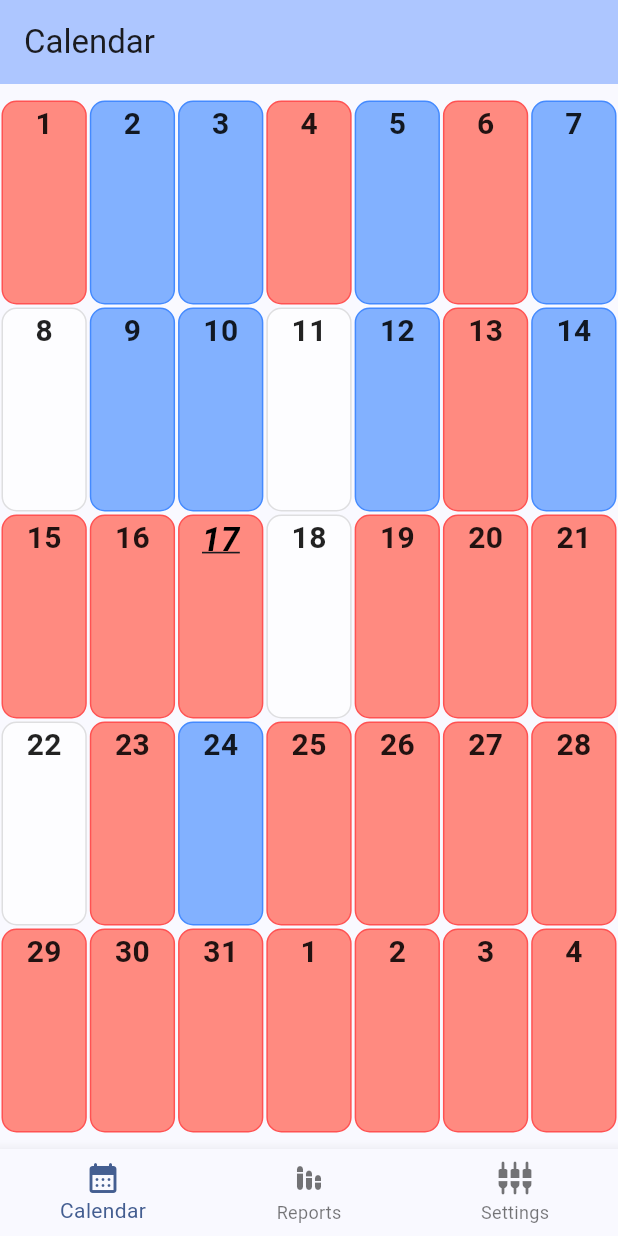
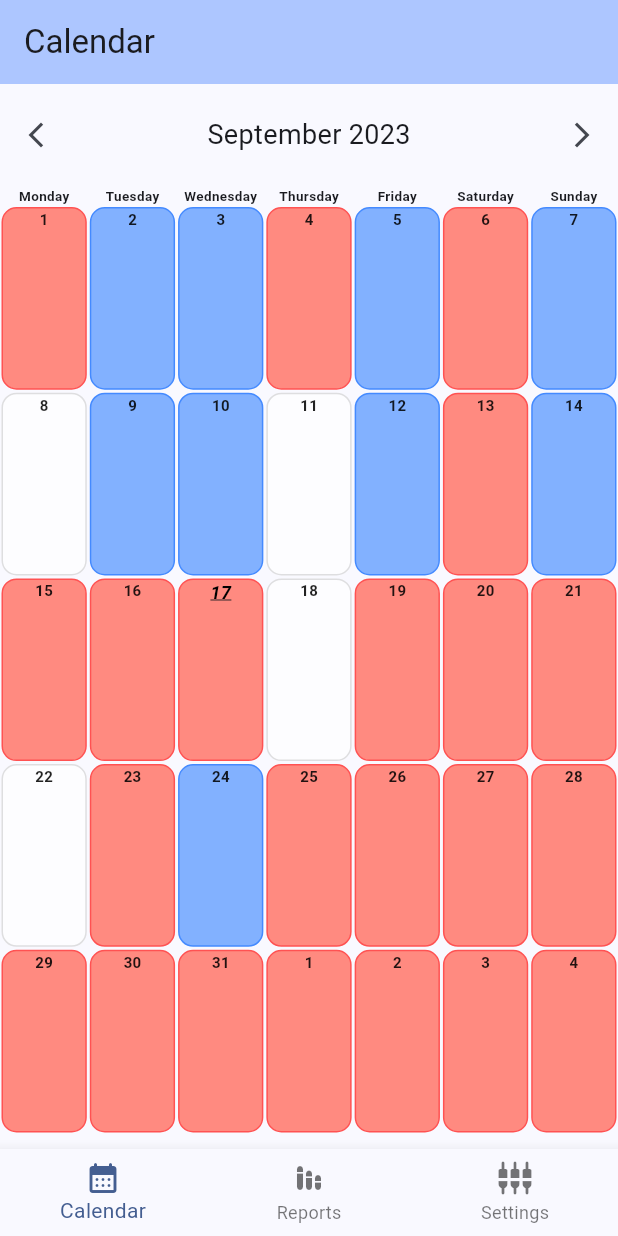
Before and after one commit to fmolina199/office-tracker, a Flutter app: the screen it shows after launch, on a phone screen of 412 x 824 dp. Run offline on Flutter 3.47's test engine with Material 3 defaults, Android fonts, the phone set to English and light mode, and no system bars; our stand-ins replace flutter_local_notifications, geolocator, logger.

Commit message:
Calendar - WeekDayRow

```diff
--- a/lib/screens/calendar_screen.dart
+++ b/lib/screens/calendar_screen.dart
@@ -1,7 +1,12 @@
+import 'dart:math' as math;
+
 import 'package:flutter/material.dart';
+import 'package:office_tracker/constants/colors.dart';
 import 'package:office_tracker/constants/sizes.dart';
 import 'package:office_tracker/widgets/calendar/model/presence_options.dart';
+import 'package:office_tracker/widgets/calendar/widgets/week_days_row.dart';
 import 'package:office_tracker/widgets/calendar/widgets/calendar_tile.dart';
+
 
 class CalendarScreen extends StatefulWidget {
   const CalendarScreen({super.key});
@@ -22,6 +27,25 @@ class _CalendarScreenState extends State<CalendarScreen> {
         padding: const EdgeInsets.symmetric(vertical: formHorizontalPadding),
         child: Column(
           children: [
+            Row(
+              children: [
+                IconButton(
+                  icon: Icon(Icons.arrow_back_ios_new_outlined, size: 20,),
+                  onPressed: () {},
+                ),
+                Expanded(child: Center(child: Text('September 2023', style: TextStyle(fontSize: 18),),)),
+                IconButton(
+                  icon: Icon(Icons.arrow_forward_ios_outlined, size: 20,),
+                  onPressed: () {},
+                ),
+              ],
+            ),
+            Row(
+              children: [
+                Expanded(child: Container(height: formHorizontalPadding)),
+              ],
+            ),
+            WeekDaysRow(firstWeekDay: 1),
             Expanded(
               child: Row(
                 children: [
--- a/lib/screens/settings_screen.dart
+++ b/lib/screens/settings_screen.dart
@@ -42,6 +42,7 @@ class _SettingsScreenState extends State<SettingsScreen> {
                 initialSelection: calendarFirstWeekDay,
                 menuEntries: weekDays
             ),
+            //TODO add option to select which days of the week someone is off (default to sat and sun)
           ],
         ),
       ),
--- a/lib/widgets/calendar/widgets/calendar_tile.dart
+++ b/lib/widgets/calendar/widgets/calendar_tile.dart
@@ -33,7 +33,7 @@ class CalendarTile extends StatelessWidget {
               Text(
                 text,
                 style: TextStyle(
-                  fontSize: (isToday) ? 22 : 20,
+                  fontSize: (isToday) ? 12 : 10,
                   fontWeight: FontWeight.bold,
                   fontStyle: (isToday) ? FontStyle.italic : null,
                   decoration: (isToday) ? TextDecoration.underline : null,
--- /dev/null
+++ b/lib/widgets/calendar/widgets/week_day_label.dart
@@ -0,0 +1,25 @@
+import 'package:flutter/material.dart';
+
+class WeekDayLabel extends StatelessWidget {
+  final String text;
+
+  const WeekDayLabel({
+    super.key,
+    required this.text,
+  });
+
+  @override
+  Widget build(BuildContext context) {
+    return Expanded(
+      child: Center(
+        child: Text(
+          text,
+          style: TextStyle(
+            fontWeight: FontWeight.bold,
+            fontSize: 9,
+          ),
+        )
+      )
+    );
+  }
+}
--- /dev/null
+++ b/lib/widgets/calendar/widgets/week_days_row.dart
@@ -0,0 +1,49 @@
+import 'package:flutter/material.dart';
+import 'package:office_tracker/widgets/calendar/widgets/week_day_label.dart';
+
+class WeekDaysRow extends StatelessWidget {
+  final int firstWeekDay;
+
+  const WeekDaysRow({
+    super.key,
+    required this.firstWeekDay,
+  });
+
+  static String getLabel(int weekDay) {
+    switch(weekDay) {
+      case DateTime.saturday:
+        return 'Saturday';
+      case DateTime.monday:
+        return 'Monday';
+      case DateTime.tuesday:
+        return 'Tuesday';
+      case DateTime.wednesday:
+        return 'Wednesday';
+      case DateTime.thursday:
+        return 'Thursday';
+      case DateTime.friday:
+        return 'Friday';
+      case DateTime.sunday:
+        return 'Sunday';
+    }
+    throw RangeError.index(
+        weekDay,
+        DateTime,
+        'Invalid weekday index',
+        'Index $weekDay is invalid'
+    );
+  }
+
+  @override
+  Widget build(BuildContext context) {
+    List<Widget> widgets = [];
+    var weekDay = firstWeekDay;
+    for (var i = 0; i < 7; i++) {
+      widgets.add(WeekDayLabel(text: getLabel(weekDay)));
+      weekDay = (weekDay % DateTime.daysPerWeek) + 1;
+    }
+    return Row(
+      children: widgets,
+    );
+  }
+}
```
